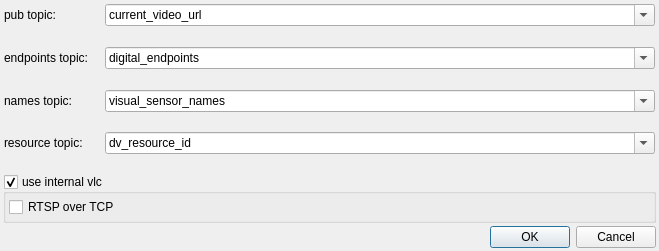
fkie/iop_gui, file iop_rqt_digital_resource_viewer_fkie/src/iop_rqt_digital_resource_viewer_fkie/iop_rqt_digital_resource_viewer_config.ui: the form before one commit.
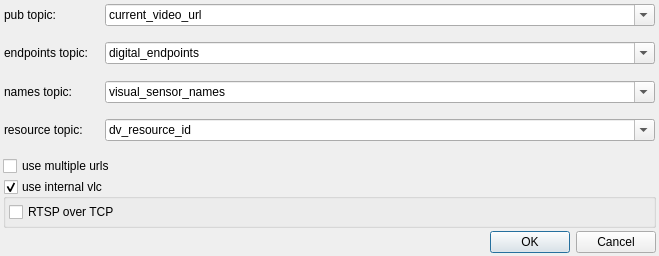
The form after the commit.

Commit message: iop_rqt_resource_viewer: add: multi cam function

Diff of the .ui file:
```diff
--- a/iop_rqt_digital_resource_viewer_fkie/src/iop_rqt_digital_resource_viewer_fkie/iop_rqt_digital_resource_viewer_config.ui
+++ b/iop_rqt_digital_resource_viewer_fkie/src/iop_rqt_digital_resource_viewer_fkie/iop_rqt_digital_resource_viewer_config.ui
@@ -7,7 +7,7 @@
     <x>0</x>
     <y>0</y>
     <width>659</width>
-    <height>251</height>
+    <height>256</height>
    </rect>
   </property>
   <property name="windowTitle">
@@ -192,6 +192,17 @@
      </layout>
     </widget>
    </item>
+   <item>
+    <layout class="QVBoxLayout" name="verticalLayout_3">
+     <item>
+      <widget class="QCheckBox" name="checkboxUseMultiUrls">
+       <property name="text">
+        <string>use multiple urls</string>
+       </property>
+      </widget>
+     </item>
+    </layout>
+   </item>
    <item>
     <widget class="QGroupBox" name="groupBoxUseInternalVlc">
      <property name="title">
```
The commit also changes 2 other files.
